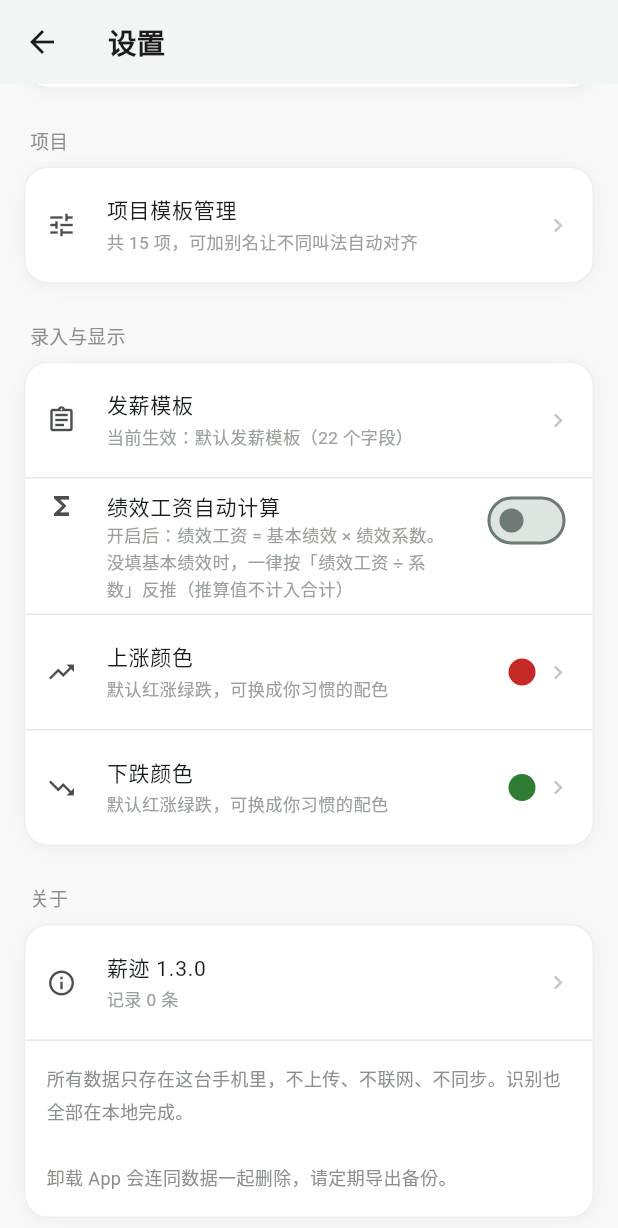
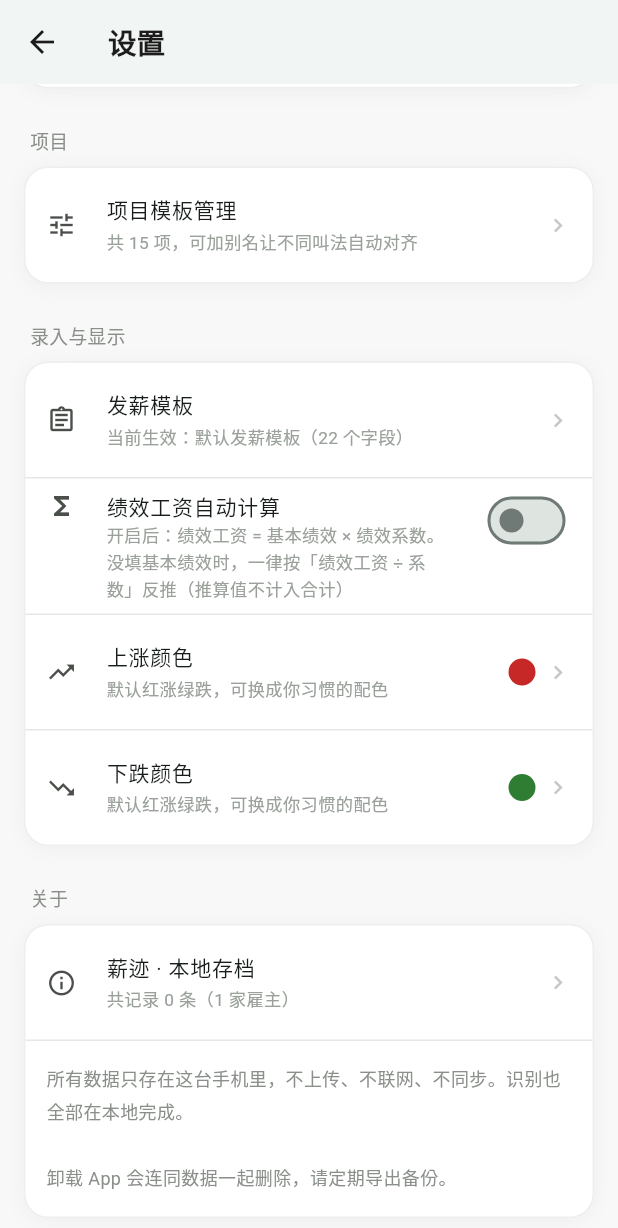
Before and after one commit to xieyongyong/xinji, a Flutter app: the SettingsPage screen opened directly, scrolled down 527 dp, on a phone screen of 412 x 824 dp. Shown: the top 1228 px of the screen. Run offline on Flutter 3.47's test engine with Material 3 defaults, Android fonts, the phone set to English and light mode, and no system bars; our stand-ins replace file_picker, image_picker, local_auth, share_plus, shared_preferences, sqflite; missing offline and left inert: encrypt, google_mlkit_text_recognition; accounts and stored records are empty.

Commit message:
关于页不再写死版本号（CI 用构建号覆盖 build-name，避免两处不一致）

```diff
--- a/lib/ui/settings_page.dart
+++ b/lib/ui/settings_page.dart
@@ -448,8 +448,11 @@ class _SettingsPageState extends State<SettingsPage> {
               _card([
                 _item(
                   icon: Icons.info_outline,
-                  title: '薪迹 1.3.0',
-                  subtitle: '记录 ${state.records.length} 条',
+                  // 不写版本号：CI 用 1.0.<构建号> 覆盖 build-name，
+                  // 这里写死一个版本反而和系统里显示的打架
+                  title: '薪迹 · 本地存档',
+                  subtitle: '共记录 ${state.records.length} 条'
+                      '（${state.employers.length} 家雇主）',
                 ),
                 const Divider(height: 1),
                 const Padding(
```
